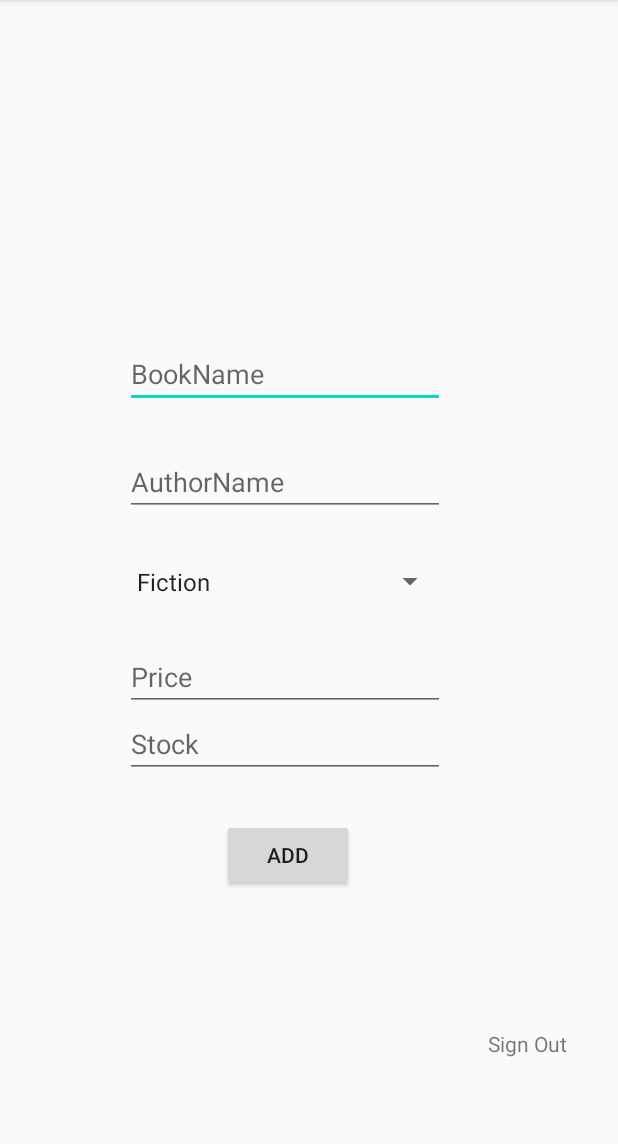
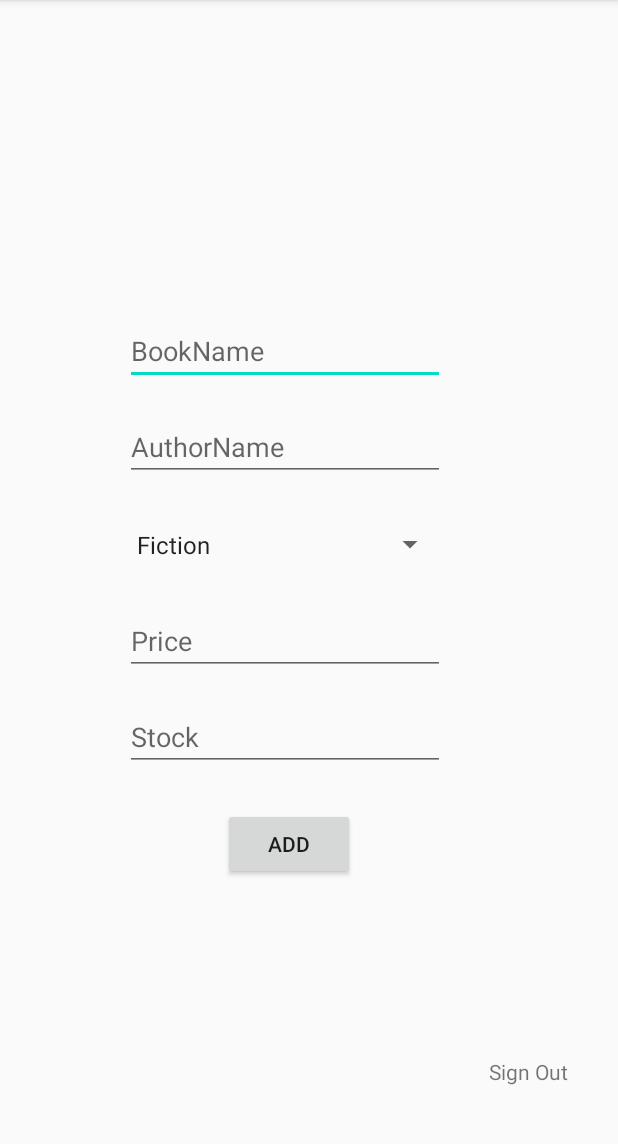
Before and after one commit to nikhilsojan/online-bookstore-app, an Android app: the AddbooksActivity screen opened directly, with no data from a screen before it, on a phone screen of 412 x 824 dp, the part 84-1228 px from its top. Run offline under Robolectric (Android 15) with nearby library versions, the phone set to English and light mode, and no system bars; our stand-ins replace Firebase (no records; nobody signed in at launch, a user with empty details on screens opened directly).

Commit message:
admin layout constrains

```diff
--- a/FireApp/app/src/main/res/layout/activity_addbooks.xml
+++ b/FireApp/app/src/main/res/layout/activity_addbooks.xml
@@ -13,11 +13,11 @@
       android:layout_marginStart="83dp"
       android:layout_marginTop="208dp"
       android:layout_marginEnd="115dp"
-    android:layout_marginBottom="478dp"
+      android:layout_marginBottom="10dp"
       android:ems="10"
       android:hint="BookName"
       android:inputType="textPersonName"
-    app:layout_constraintBottom_toBottomOf="parent"
+      app:layout_constraintBottom_toTopOf="@+id/authorname"
       app:layout_constraintEnd_toEndOf="parent"
       app:layout_constraintStart_toStartOf="parent"
       app:layout_constraintTop_toTopOf="parent" />
@@ -27,13 +27,13 @@
       android:layout_width="wrap_content"
       android:layout_height="wrap_content"
       android:layout_marginStart="83dp"
-    android:layout_marginTop="18dp"
+      android:layout_marginTop="5dp"
       android:layout_marginEnd="115dp"
-    android:layout_marginBottom="415dp"
+      android:layout_marginBottom="10dp"
       android:ems="10"
       android:hint="AuthorName"
       android:inputType="textPersonName"
-    app:layout_constraintBottom_toBottomOf="parent"
+      app:layout_constraintBottom_toTopOf="@+id/genre"
       app:layout_constraintEnd_toEndOf="parent"
       app:layout_constraintStart_toStartOf="parent"
       app:layout_constraintTop_toBottomOf="@+id/bookname" />
@@ -43,36 +43,43 @@
       android:layout_width="214dp"
       android:layout_height="47dp"
       android:layout_marginStart="83dp"
-    android:layout_marginTop="30dp"
+      android:layout_marginTop="5dp"
       android:layout_marginEnd="115dp"
-    android:layout_marginBottom="362dp"
+      android:layout_marginBottom="10dp"
       android:entries="@array/genres"
-    app:layout_constraintBottom_toBottomOf="parent"
+      app:layout_constraintBottom_toTopOf="@+id/price"
       app:layout_constraintEnd_toEndOf="parent"
       app:layout_constraintHorizontal_bias="0.0"
       app:layout_constraintStart_toStartOf="parent"
-    app:layout_constraintTop_toBottomOf="@+id/authorname"
-    app:layout_constraintVertical_bias="0.695" />
+      app:layout_constraintTop_toBottomOf="@+id/authorname" />
 
   <Button
       android:id="@+id/addbook"
       android:layout_width="wrap_content"
       android:layout_height="wrap_content"
       android:layout_marginStart="148dp"
-    android:layout_marginTop="72dp"
+      android:layout_marginTop="11dp"
+      android:layout_marginEnd="175dp"
+      android:layout_marginBottom="178dp"
       android:text="Add"
+      app:layout_constraintBottom_toBottomOf="parent"
+      app:layout_constraintEnd_toEndOf="parent"
       app:layout_constraintStart_toStartOf="parent"
-    app:layout_constraintTop_toBottomOf="@+id/price" />
+      app:layout_constraintTop_toBottomOf="@+id/stock" />
 
   <EditText
       android:id="@+id/price"
       android:layout_width="wrap_content"
       android:layout_height="wrap_content"
       android:layout_marginStart="83dp"
-    android:layout_marginTop="17dp"
+      android:layout_marginTop="5dp"
+      android:layout_marginEnd="115dp"
+      android:layout_marginBottom="10dp"
       android:ems="10"
       android:hint="Price"
       android:inputType="textPersonName"
+      app:layout_constraintBottom_toTopOf="@+id/stock"
+      app:layout_constraintEnd_toEndOf="parent"
       app:layout_constraintStart_toStartOf="parent"
       app:layout_constraintTop_toBottomOf="@+id/genre" />
 
@@ -81,21 +88,29 @@
       android:layout_width="wrap_content"
       android:layout_height="wrap_content"
       android:layout_marginStart="83dp"
-    android:layout_marginTop="455dp"
-    android:layout_marginBottom="231dp"
+      android:layout_marginTop="5dp"
+      android:layout_marginEnd="115dp"
+      android:layout_marginBottom="10dp"
       android:ems="10"
       android:hint="Stock"
       android:inputType="number"
-    app:layout_constraintBottom_toBottomOf="parent"
+      app:layout_constraintBottom_toTopOf="@+id/addbook"
+      app:layout_constraintEnd_toEndOf="parent"
+      app:layout_constraintHorizontal_bias="1.0"
       app:layout_constraintStart_toStartOf="parent"
-    app:layout_constraintTop_toTopOf="parent" />
+      app:layout_constraintTop_toBottomOf="@+id/price" />
+
   <TextView
       android:id="@+id/logout"
       android:layout_width="wrap_content"
       android:layout_height="wrap_content"
       android:layout_marginStart="325dp"
       android:layout_marginTop="686dp"
+      android:layout_marginEnd="33dp"
+      android:layout_marginBottom="26dp"
       android:text="Sign Out"
+      app:layout_constraintBottom_toBottomOf="parent"
+      app:layout_constraintEnd_toEndOf="parent"
       app:layout_constraintStart_toStartOf="parent"
       app:layout_constraintTop_toTopOf="parent" />
 </androidx.constraintlayout.widget.ConstraintLayout>
```
Also changed, not shown: FireApp/app/src/main/res/layout/activity_admin_panel.xml (+14 -6 lines), FireApp/app/src/main/res/layout/activity_deletebooks.xml (+22 -2 lines), FireApp/app/src/main/res/layout/activity_updatebooks.xml (+19 -2 lines), 1 other file. Lines whose indentation alone changed are shown as unchanged.
